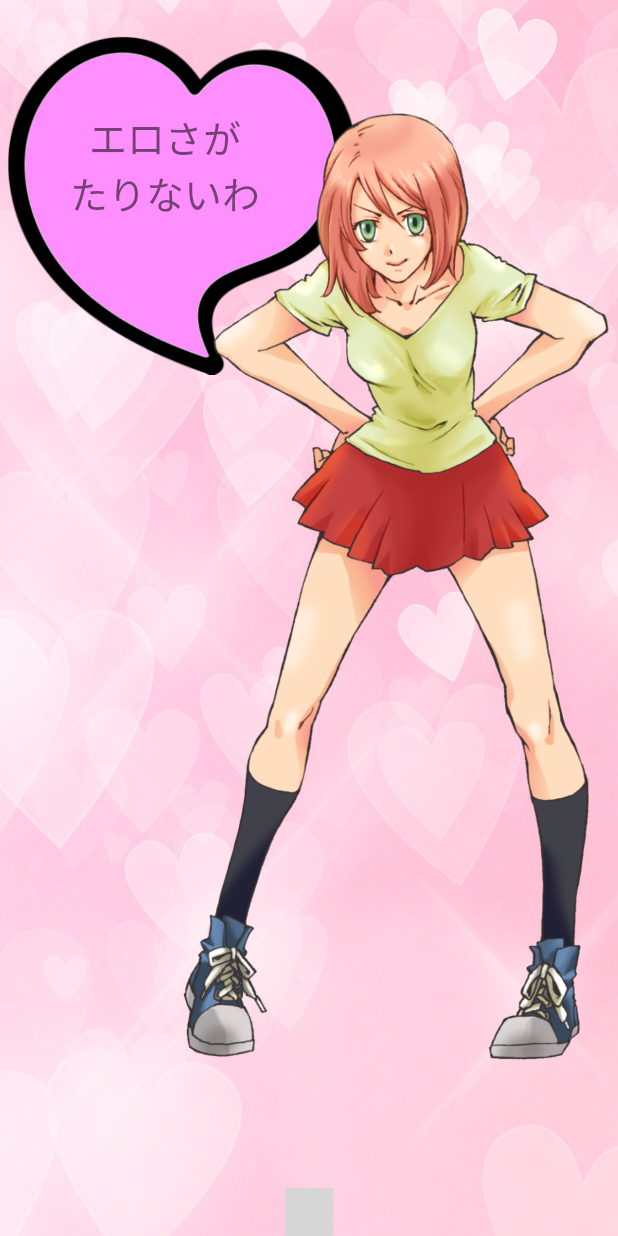
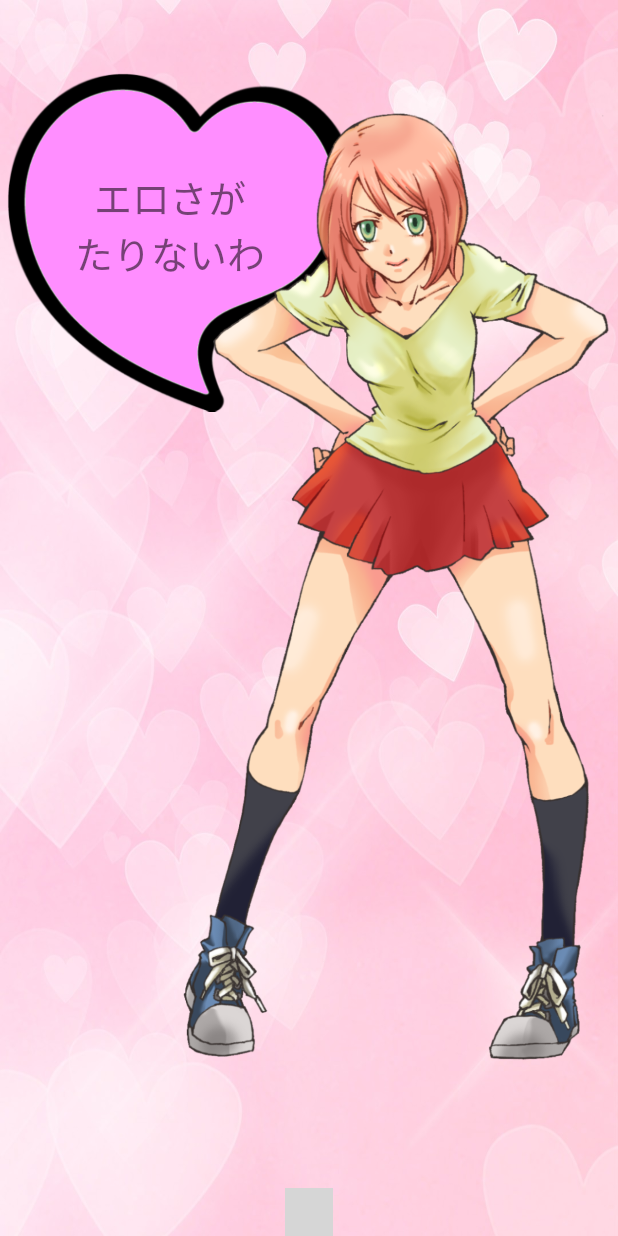
Before and after one commit to Kosutte-Sukashite/Kosutte-Sukashite-KzCREW.ver-, an Android app: the ConfirmActivity screen opened directly, with no data from a screen before it, on a phone screen of 412 x 824 dp. Run offline under Robolectric (Android 15) with nearby library versions, the phone set to English and light mode, and no system bars; plain views replace ImobileInlineView; grey boxes are pictures that could not be loaded.

Commit message:
レイアウト改善

```diff
--- a/app/src/main/java/slj/myapplication/TxtCreator.java
+++ b/app/src/main/java/slj/myapplication/TxtCreator.java
@@ -4,10 +4,11 @@ package slj.myapplication;
  * Created by Tomi on 2015/07/15.
  */
 public class TxtCreator {
-    private String txt1 = "エロさが   たりないわ";
+    private String txt1 = "エロさが\nたりないわ";
     private String txt2 = "見る気あるの";
-    private String txt3 = "あと少し！";
-    private String txt4 = "やったね！";
+    private String txt3 = "なかなかの\n手つきね！";
+    private String txt4 = "す☆て☆き！";
+    private String txt5= "ど変態♡";
 
     public String getTxt(long cnt){
         String txt="";
@@ -24,8 +25,11 @@ public class TxtCreator {
             txt = txt3;
         }
 
-        if (100>= cnt && cnt >=80){
+        if (100> cnt && cnt >=80){
             txt = txt4;
+        }
+        if(100 == cnt){
+            txt = txt5;
         }
 
         return  txt;
--- a/app/src/main/res/layout/activity_confirm.xml
+++ b/app/src/main/res/layout/activity_confirm.xml
@@ -7,8 +7,8 @@
     android:orientation="vertical">
 
     <FrameLayout
-        android:layout_width="250dp"
-        android:layout_height="250dp"
+        android:layout_width="300dp"
+        android:layout_height="300dp"
         android:id="@+id/frameLayout">
 
         <ImageView
@@ -16,21 +16,19 @@
             android:layout_height="250dp"
             android:id="@+id/imageView2"
             android:src="@drawable/hart"
-           />
+            android:layout_gravity="center_vertical" />
 
         <TextView
-            android:layout_width="200dp"
-            android:layout_height="200dp"
+            android:layout_width="wrap_content"
+            android:layout_height="wrap_content"
             android:textSize="25sp"
-            android:paddingBottom="20dp"
-            android:paddingLeft="40dp"
-            android:paddingRight="20dp"
-            android:paddingTop="40dp"
             android:singleLine="false"
-            android:text="New Text"
+            android:text="えろさがたりないわ"
             android:id="@+id/hukidasi"
             android:gravity="center"
-        />
+            android:layout_gravity="center_vertical"
+            android:layout_margin="40dp"
+            android:padding="10dp" />
 
     </FrameLayout>
 
--- a/app/src/main/res/layout/activity_game_.xml
+++ b/app/src/main/res/layout/activity_game_.xml
@@ -26,7 +26,8 @@
         android:text="TextView"
         android:layout_alignParentRight="true"
         android:layout_alignParentEnd="true"
-        android:layout_alignParentTop="true" />
+        android:layout_alignParentTop="true"
+        android:layout_margin="5sp" />
 
     <TextView
         android:textSize="40sp"
@@ -36,7 +37,8 @@
         android:text="透過度 \n 0%"
         android:layout_alignParentTop="true"
         android:layout_toRightOf="@+id/textView1"
-        android:layout_toEndOf="@+id/textView1" />
+        android:layout_toEndOf="@+id/textView1"
+        android:layout_margin="10sp" />
 
     <TextView
         android:layout_width="wrap_content"
```
Also changed, not shown: app/src/main/java/slj/myapplication/Game_Activity.java (+3 -10 lines).
